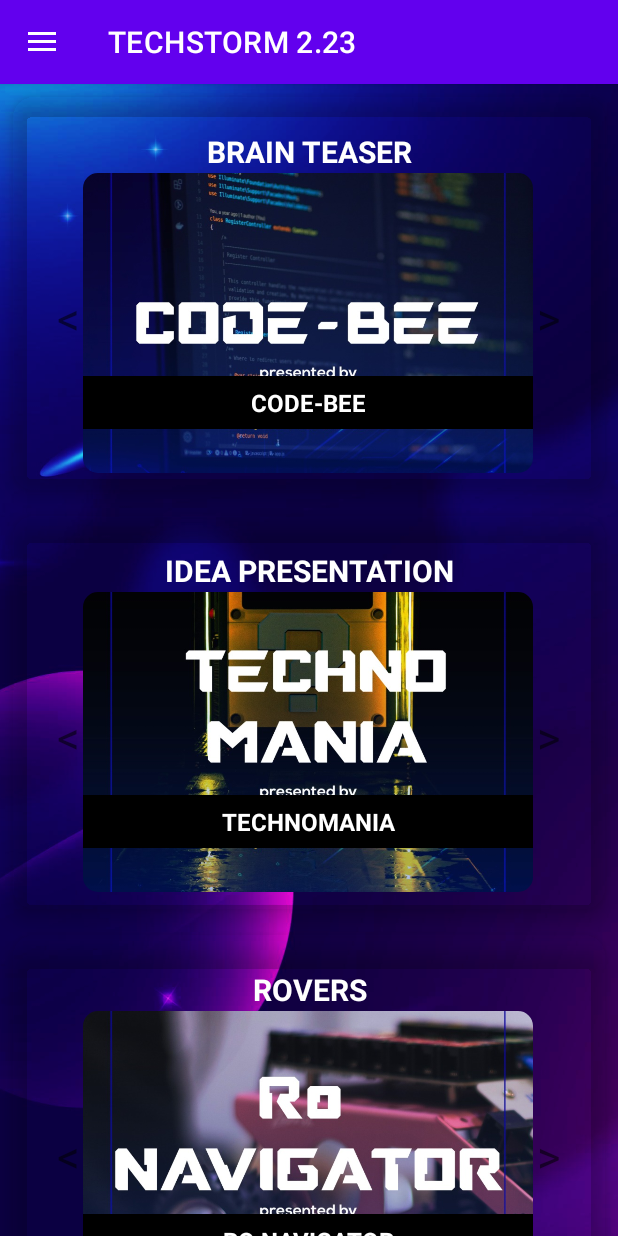
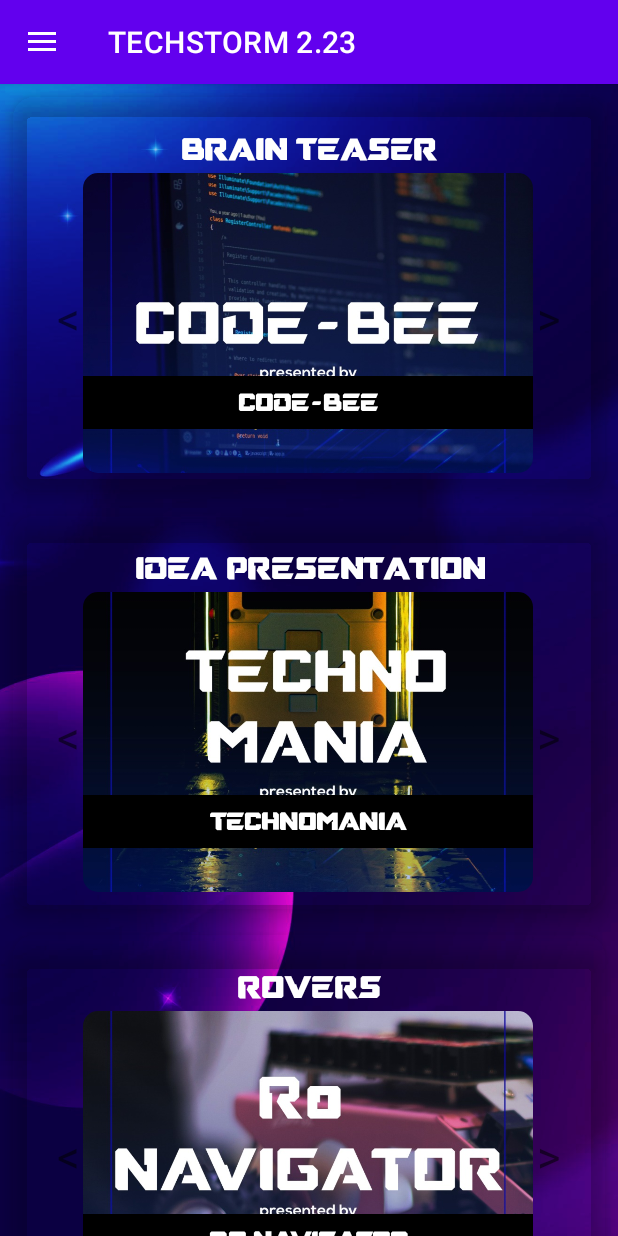
Before and after one commit to TaurusSilver002/utterfinal, an Android app: the screen it shows after launch (MainActivity), on a phone screen of 412 x 824 dp. Run offline under Robolectric (Android 15) with nearby library versions, the phone set to English and light mode, and no system bars.

Commit message:
19th feb

```diff
--- a/app/src/main/java/com/example/techstormxml/CardChildAdapter.kt
+++ b/app/src/main/java/com/example/techstormxml/CardChildAdapter.kt
@@ -106,7 +106,7 @@ class CardChildAdapter(private val itemCardList : List<ItemCard>) : RecyclerView
             }
 
             startActivity(it!!.context,browserIntent,bundle)
-            Toast.makeText(it!!.context, "You Clicked $a", Toast.LENGTH_SHORT).show()
+//            Toast.makeText(it!!.context, "You Clicked $a", Toast.LENGTH_SHORT).show()
         }
     }
 
--- a/app/src/main/java/com/example/techstormxml/MainActivity.kt
+++ b/app/src/main/java/com/example/techstormxml/MainActivity.kt
@@ -41,7 +41,6 @@ class MainActivity : AppCompatActivity() {
                 R.id.nav_sponcers -> replaceFragment(SponcerFragment(), it.title.toString())
                 R.id.nav_team -> replaceFragment(TeamsFragment(), it.title.toString())
                 R.id.nav_dev -> replaceFragment(DevFragment(), it.title.toString())
-                R.id.nav_about_us -> replaceFragment(AboutUsFragment(), it.title.toString())
                 R.id.nav_announcement -> replaceFragment(
                     AnnouncementFragment(),
                     it.title.toString()
@@ -50,6 +49,7 @@ class MainActivity : AppCompatActivity() {
                     PhotogalleryFragment(),
                     it.title.toString()
                 )
+                R.id.nav_about_us -> replaceFragment(AboutUsFragment(), it.title.toString())
 
 
             }
--- /dev/null
+++ b/app/src/main/res/font/font.xml
@@ -0,0 +1,4 @@
+<?xml version="1.0" encoding="utf-8"?>
+<font-family xmlns:android="http://schemas.android.com/apk/res/android">
+
+</font-family>
--- a/app/src/main/res/layout/activity_main.xml
+++ b/app/src/main/res/layout/activity_main.xml
@@ -26,7 +26,8 @@
     app:headerLayout="@layout/nav_header"
     app:menu="@menu/nav_menu"
     android:layout_gravity="start"
-    android:fitsSystemWindows="true"/>
+    android:fitsSystemWindows="true"
+    android:background="@color/purple_700"/>
 
 
 
--- a/app/src/main/res/layout/list_item.xml
+++ b/app/src/main/res/layout/list_item.xml
@@ -31,6 +31,7 @@
         android:text="Brain Teasers"
         android:textColor="@color/white"
         android:textSize="16dp"
+        android:fontFamily="@font/mechanismo"
         android:textStyle="bold"
         app:layout_constraintBottom_toBottomOf="@+id/title_image"
         app:layout_constraintEnd_toEndOf="@+id/title_image"
--- a/app/src/main/res/layout/list_item1.xml
+++ b/app/src/main/res/layout/list_item1.xml
@@ -22,6 +22,7 @@
                 android:layout_marginTop="8dp"
                 android:textAlignment="center"
                 android:text="Brain Teasers"
+                android:fontFamily="@font/mechanismo"
                 android:textColor="@color/white"
                 android:textSize="20dp"
                 android:textStyle="bold"
--- a/app/src/main/res/menu/nav_menu.xml
+++ b/app/src/main/res/menu/nav_menu.xml
@@ -1,56 +1,63 @@
 <?xml version="1.0" encoding="utf-8"?>
 <menu xmlns:android="http://schemas.android.com/apk/res/android"
 xmlns:tools="http://schemas.android.com/tools"
+
     tools:showIn="navigation_view">
 
 <group android:checkableBehavior="single">
     <item
         android:id="@+id/nav_home"
         android:icon="@drawable/ic_home"
+        android:fontFamily="@font/altea"
         android:title="Home"/>
 
     <item
         android:id="@+id/nav_schedule"
         android:icon="@drawable/ic_schedule"
+        android:fontFamily="@font/altea"
         android:title="Schedule"/>
 
     <item
         android:id="@+id/nav_results"
+        android:fontFamily="@font/altea"
         android:icon="@drawable/ic_results"
         android:title="Result"/>
 
     <item
         android:id="@+id/nav_sponcers"
         android:icon="@drawable/ic_sponcers"
-        android:title="Sponcers"/>
+        android:fontFamily="@font/altea"
+        android:title="Sponsors"/>
 
     <item
         android:id="@+id/nav_team"
         android:icon="@drawable/ic_people"
+        android:fontFamily="@font/altea"
         android:title="Teams"/>
-
 
 
     <item
         android:id="@+id/nav_dev"
         android:icon="@drawable/ic_dev"
+        android:fontFamily="@font/altea"
         android:title="Developers"/>
-
-    <item
-        android:id="@+id/nav_about_us"
-        android:icon="@drawable/ic_about_us"
-        android:title="About Us"/>
 
     <item
         android:id="@+id/nav_announcement"
         android:icon="@drawable/ic_announcement"
+        android:fontFamily="@font/altea"
         android:title="Announcement"/>
-
 
     <item
         android:id="@+id/nav_photogallery"
         android:icon="@drawable/ic_photogallery"
+        android:fontFamily="@font/altea"
         android:title="Photo Gallery"/>
+    <item
+        android:id="@+id/nav_about_us"
+        android:icon="@drawable/ic_about_us"
+        android:fontFamily="@font/altea"
+        android:title="About Us"/>
 
 </group>
 
--- a/app/src/main/res/values/colors.xml
+++ b/app/src/main/res/values/colors.xml
@@ -2,7 +2,7 @@
 <resources>
     <color name="purple_200">#FFBB86FC</color>
     <color name="purple_500">#FF6200EE</color>
-    <color name="purple_700">#FF3700B3</color>
+    <color name="purple_700">#D3070E4E</color>
     <color name="teal_200">#FF03DAC5</color>
     <color name="teal_700">#FF018786</color>
     <color name="black">#FF000000</color>
```
Also changed, not shown: app/src/main/res/layout/nav_header.xml (+5 -27 lines), app/src/main/res/font/altea.otf (added), app/src/main/res/font/mechanismo.otf (added).
